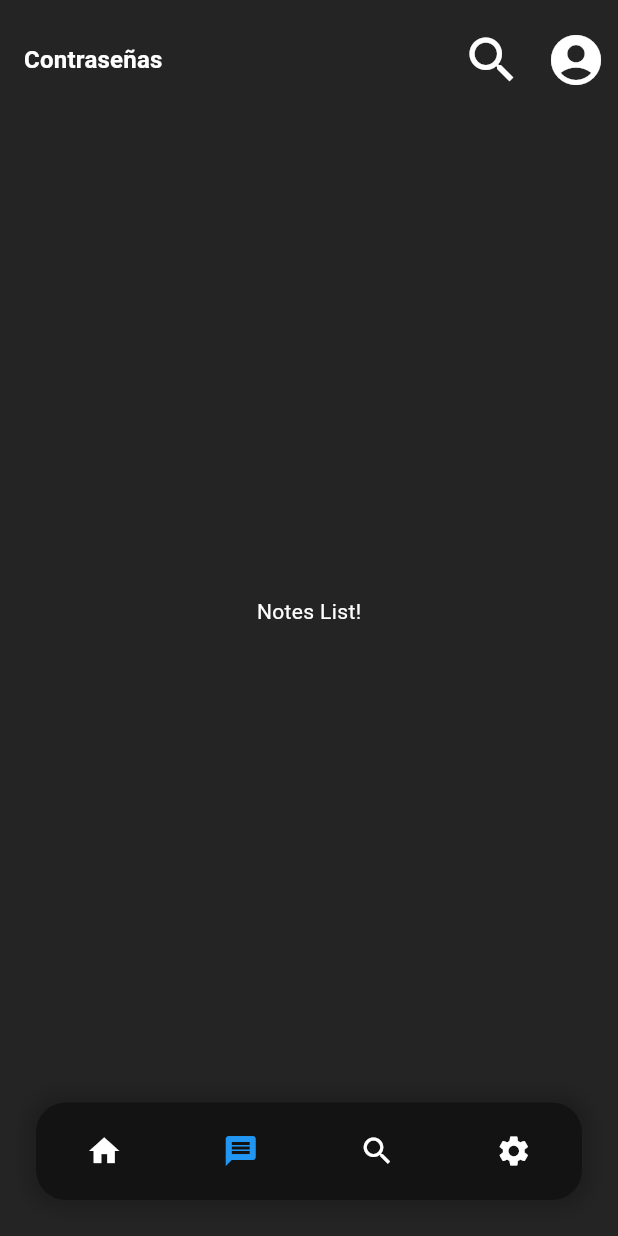
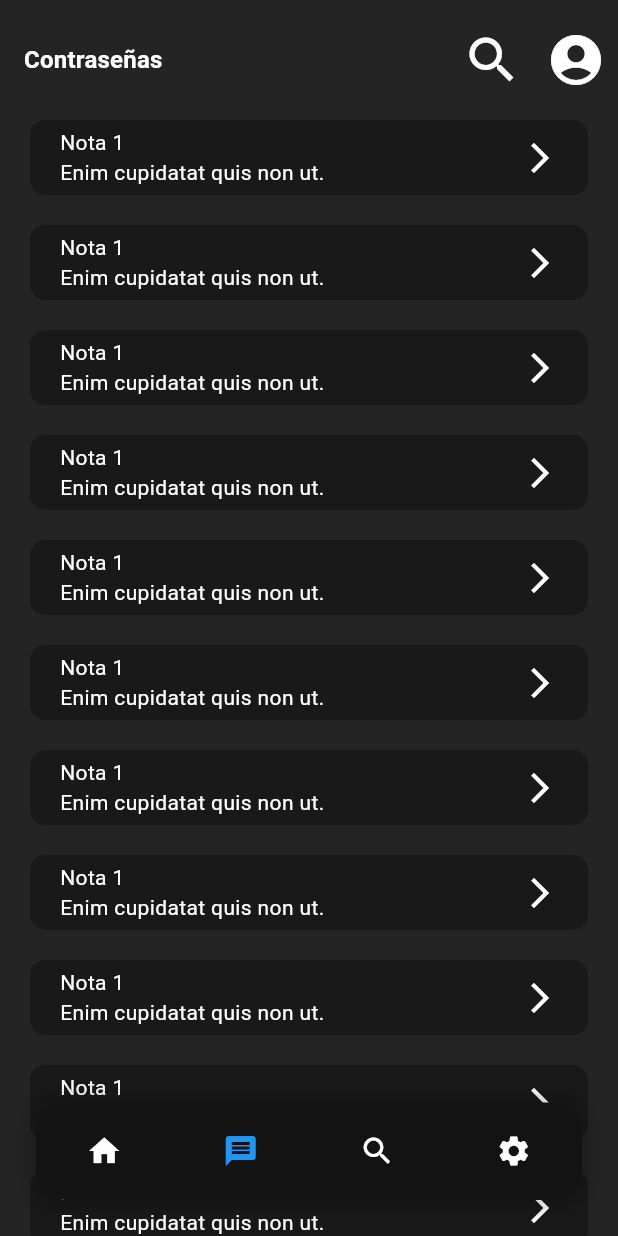
Before and after one commit to DorkoSpron0/Hidden-Pass, a Flutter app: the PasswordsListScreen screen opened directly, item 2 of the bottom bar chosen, on a phone screen of 412 x 824 dp. Run offline on Flutter 3.47's test engine with Material 3 defaults, Android fonts, the phone set to English and light mode, and no system bars; drawn by our look-alikes of flutter_slidable; Roboto replaces fonts that are missing (Onest).

Commit message:
Fix BottomNavigationBar abd NotesPage added

```diff
--- a/lib/UI/SCREENS/notes_list_screen.dart
+++ b/lib/UI/SCREENS/notes_list_screen.dart
@@ -1,4 +1,5 @@
 import 'package:flutter/material.dart';
+import 'package:hidden_pass/UI/WIDGETS/notes_widgets/note_item_widget.dart';
 
 class NotesListScreen extends StatefulWidget {
   @override
@@ -10,8 +11,19 @@ class _NotesListScreenState extends State<NotesListScreen> {
   Widget build(BuildContext context) {
     return Scaffold(
       //bottomNavigationBar: bottomNavigationBarWidget(context),
-      body: Center(
-        child: Text("Notes List!"),
+      body: ListView.builder(
+        itemCount: 20,
+        scrollDirection: Axis.vertical,
+        itemBuilder: (context, index) => Column(
+          mainAxisAlignment: MainAxisAlignment.start,
+          crossAxisAlignment: CrossAxisAlignment.start,
+          children: [
+            NoteItemWidget(),
+            SizedBox(
+              height: 20,
+            )
+          ],
+        ),
       ),
     );
   }
--- a/lib/UI/SCREENS/passwords_list_screen.dart
+++ b/lib/UI/SCREENS/passwords_list_screen.dart
@@ -25,11 +25,15 @@ class _PasswordsListScreenState extends State<PasswordsListScreen> {
   Widget build(BuildContext context) {
     return Scaffold(
       appBar: appBarWidget(context),
-      body: IndexedStack(
+      body: Stack(
+        children: [
+          IndexedStack(
             index: _selectedIndex,
             children: _pages,
           ),
-      bottomNavigationBar: Container(
+          Align(
+            alignment: Alignment.bottomCenter,
+            child: Container(
               height: 65,
               margin: const EdgeInsets.only(right: 24, left: 24, bottom: 24),
               decoration: BoxDecoration(
@@ -110,6 +114,9 @@ class _PasswordsListScreenState extends State<PasswordsListScreen> {
                 ],
               ),
             ),
+          )
+        ],
+      ),
     );
   }
 }
--- /dev/null
+++ b/lib/UI/WIDGETS/notes_widgets/note_item_widget.dart
@@ -0,0 +1,51 @@
+import 'package:flutter/material.dart';
+import 'package:flutter_slidable/flutter_slidable.dart';
+
+class NoteItemWidget extends StatelessWidget {
+  const NoteItemWidget({super.key});
+
+  @override
+  Widget build(BuildContext context) {
+    return Slidable(
+      endActionPane:
+          ActionPane(motion: DrawerMotion(), children: <SlidableAction>[
+        SlidableAction(
+          onPressed: (context) {},
+          icon: Icons.delete,
+          backgroundColor: Colors.red,
+          borderRadius: BorderRadius.circular(10.0),
+        ),
+        SlidableAction(
+          onPressed: (context) {},
+          icon: Icons.edit,
+          backgroundColor: Colors.blue,
+          borderRadius: BorderRadius.circular(10.0),
+        )
+      ]),
+      child: InkWell(
+        onTap: () {},
+        child: Container(
+          width: double.infinity,
+          margin: EdgeInsets.symmetric(horizontal: 20.0),
+          decoration: BoxDecoration(
+            color: Colors.black.withAlpha(80),
+            borderRadius: BorderRadius.circular(10.0),
+          ),
+          padding: EdgeInsets.symmetric(horizontal: 20.0, vertical: 5.0),
+          child:
+              Row(mainAxisAlignment: MainAxisAlignment.spaceBetween, children: [
+            Column(
+              mainAxisAlignment: MainAxisAlignment.start,
+              crossAxisAlignment: CrossAxisAlignment.start,
+              children: [
+                Text("Nota 1"),
+                Text("Enim cupidatat quis non ut."),
+              ],
+            ),
+            Icon(Icons.arrow_forward_ios)
+          ]),
+        ),
+      ),
+    );
+  }
+}
```
Lines whose indentation alone changed are shown as unchanged.
